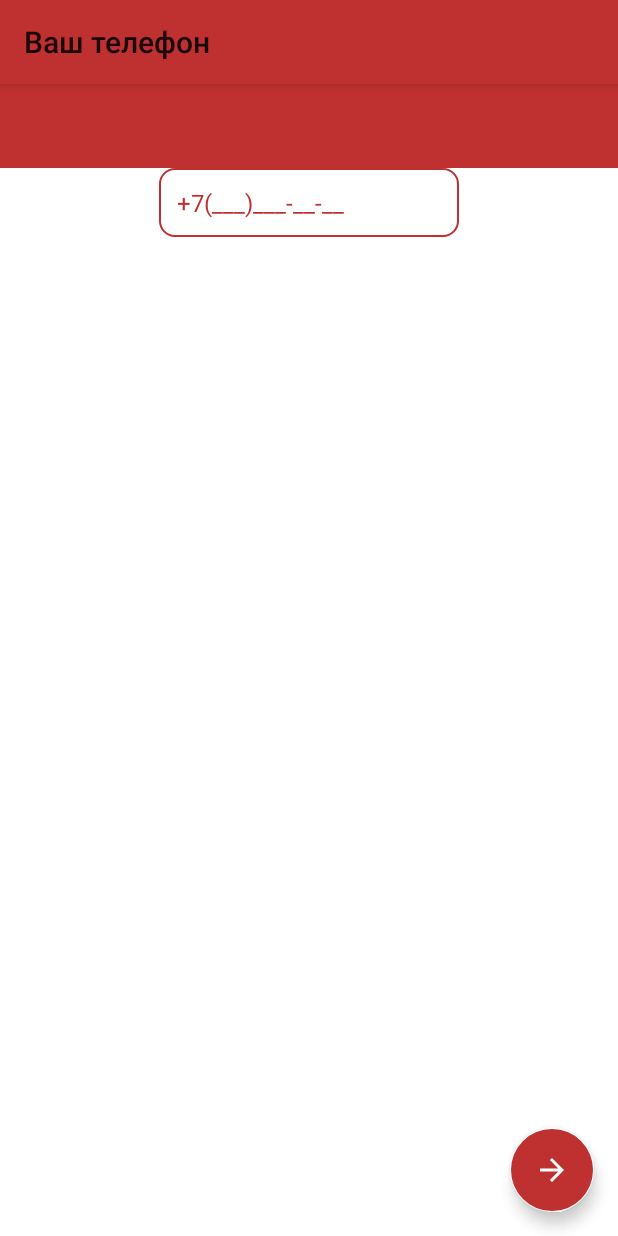
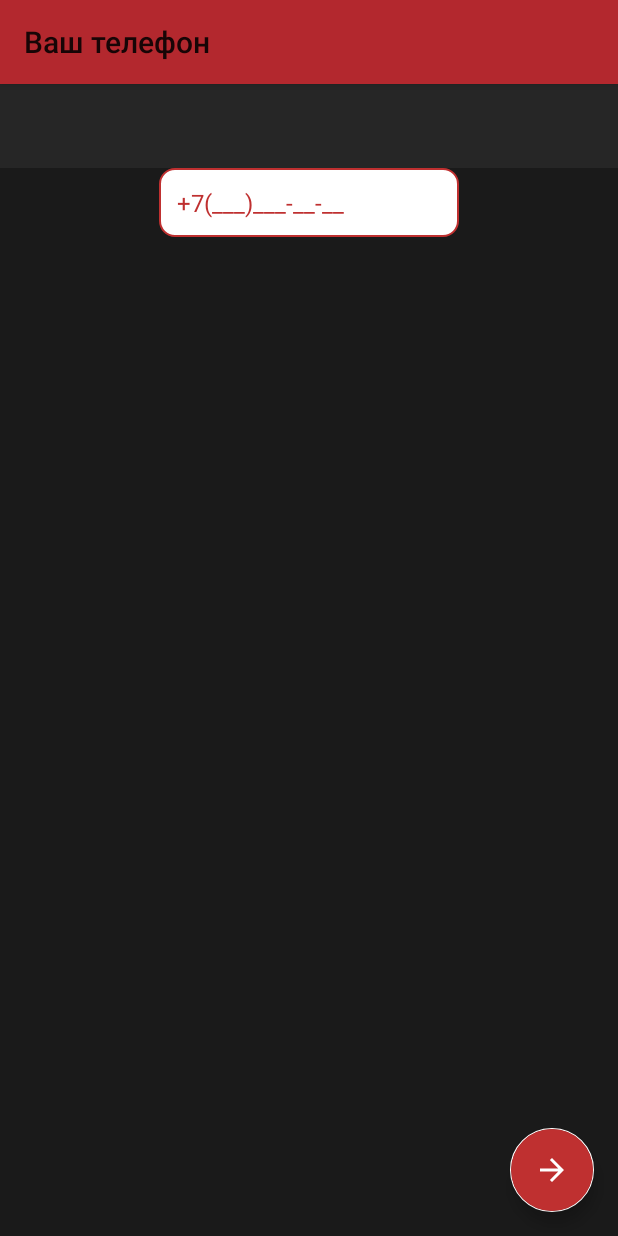
Before and after one commit to saltario/scribo-chat, an Android app: the screen it shows after launch (MainActivity), on a phone screen of 412 x 824 dp. Run offline under Robolectric (Android 15) with nearby library versions, the light colour scheme and no system bars; our stand-ins replace Firebase (no records; nobody signed in at launch, a user with empty details on screens opened directly), Picasso; 1 statement that could not run was skipped.

Commit message:
Рефактор цветов и стилей для MainActivity layout

```diff
--- a/app/src/main/AndroidManifest.xml
+++ b/app/src/main/AndroidManifest.xml
@@ -29,7 +29,7 @@
         android:roundIcon="@mipmap/ic_launcher_round"
         android:supportsRtl="true"
         android:requestLegacyExternalStorage="true"
-        android:theme="@style/AppThemeLight"
+        android:theme="@style/AppThemeDark"
         tools:targetApi="31">
 
         <activity
--- a/app/src/main/res/layout/activity_main.xml
+++ b/app/src/main/res/layout/activity_main.xml
@@ -38,12 +38,10 @@
 
     <com.google.android.material.bottomnavigation.BottomNavigationView
         android:id="@+id/main_nav_bottom"
-        android:layout_width="0dp"
-        android:layout_height="wrap_content"
-        android:visibility="visible"
         app:layout_constraintEnd_toEndOf="parent"
         app:layout_constraintStart_toStartOf="parent"
         app:layout_constraintBottom_toBottomOf="parent"
-        app:menu="@menu/main_nav_bottom_menu" />
+        app:menu="@menu/main_nav_bottom_menu"
+        style="@style/bottom_nav_menu" />
 
 </androidx.constraintlayout.widget.ConstraintLayout>
--- a/app/src/main/res/values/colors.xml
+++ b/app/src/main/res/values/colors.xml
@@ -19,9 +19,13 @@
     <color name="color_background_chat">#2B91C6</color>
 
 
+    <color name="dark_primary">#B3282E</color>
+
+    <color name="dark_background">#1A1A1A</color>
+    <color name="dark_background_toolbars">#262626</color>
 
     <color name="dark_button">#B3282E</color>
-    <color name="dark_background">#1A1A1A</color>
+
     <color name="dark_search">#262626</color>
     <color name="dark_other">#404040</color>
     <color name="dark_stroke">#362F2E</color>
--- a/app/src/main/res/values/styles.xml
+++ b/app/src/main/res/values/styles.xml
@@ -1,16 +1,44 @@
 <resources>
 
-    <!-- Application light theme -->
-    <style name="AppThemeLight" parent="MaterialDrawerTheme">
+    <style name="AppThemeDark" parent="MaterialDrawerTheme">
 
-        <item name="colorPrimary">@color/color_primary</item>
+        <item name="colorPrimary">@color/dark_primary</item>
+        <item name="android:colorBackground">@color/dark_background</item>
+
+
+
         <item name="colorPrimaryDark">@color/color_primary_dark</item>
         <item name="colorAccent">@color/color_accent</item>
-        <item name="android:colorBackground">@color/color_accent</item>
         <item name="popupTheme">@style/actionMenu</item>
         <item name="colorControlActivated">@color/color_primary</item>
 
     </style>
+
+
+    <style name="bottom_nav_menu">
+        <item name="android:layout_width">0dp</item>
+        <item name="android:layout_height">wrap_content</item>
+        <item name="android:visibility">visible</item>
+        <item name="android:background">@color/dark_background_toolbars</item>
+    </style>
+
+    <style name="main_toolbar">
+        <item name="android:theme">@style/ThemeOverlay.AppCompat.Dark.ActionBar</item>
+        <item name="android:layout_width">match_parent</item>
+        <item name="android:layout_height">?attr/actionBarSize</item>
+        <item name="android:background">@color/dark_background_toolbars</item>
+    </style>
+
+
+
+
+
+
+
+
+
+
+
 
     <!-- Action menu -->
     <style name="actionMenu" parent="Theme.AppCompat.Light">
@@ -54,12 +82,7 @@
         <item name="android:layout_marginStart">@dimen/app_horizontal_margin</item>
     </style>
 
-    <style name="main_toolbar">
-        <item name="android:theme">@style/ThemeOverlay.AppCompat.Dark.ActionBar</item>
-        <item name="android:layout_width">match_parent</item>
-        <item name="android:layout_height">?attr/actionBarSize</item>
-        <item name="android:background">@color/color_primary</item>
-    </style>
+
 
     <style name="edit_text">
         <item name="android:layout_width">match_parent</item>
@@ -117,4 +140,6 @@
         <item name="android:textSize">@dimen/text_size_normal</item>
     </style>
 
+
+
 </resources>
```
